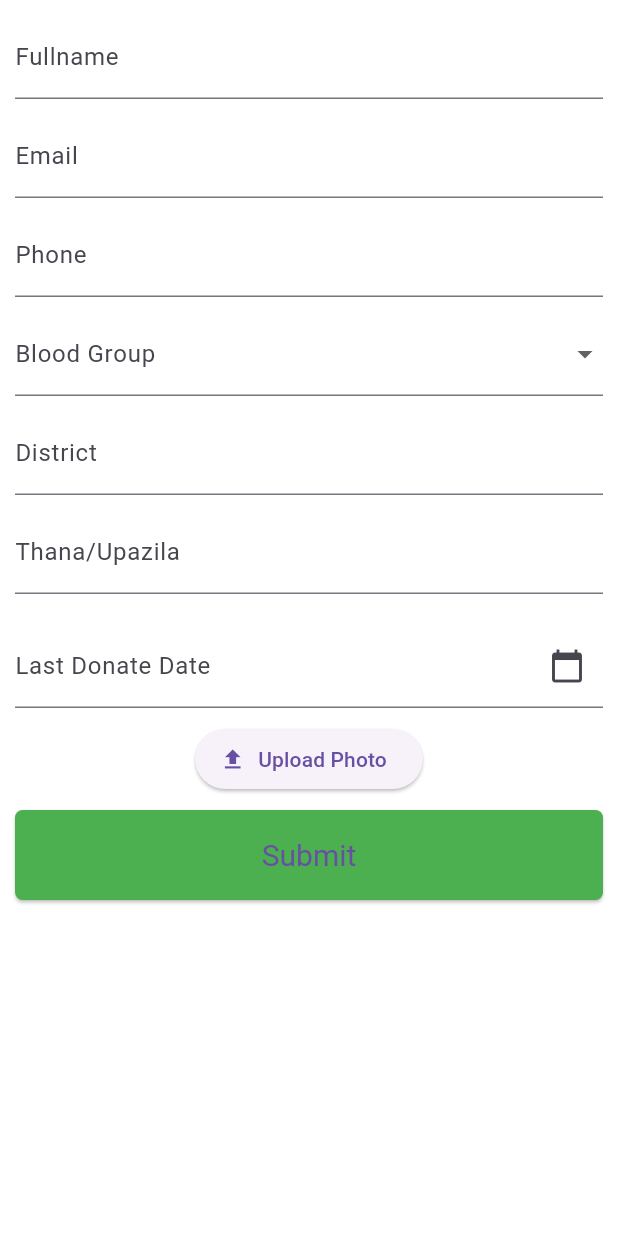
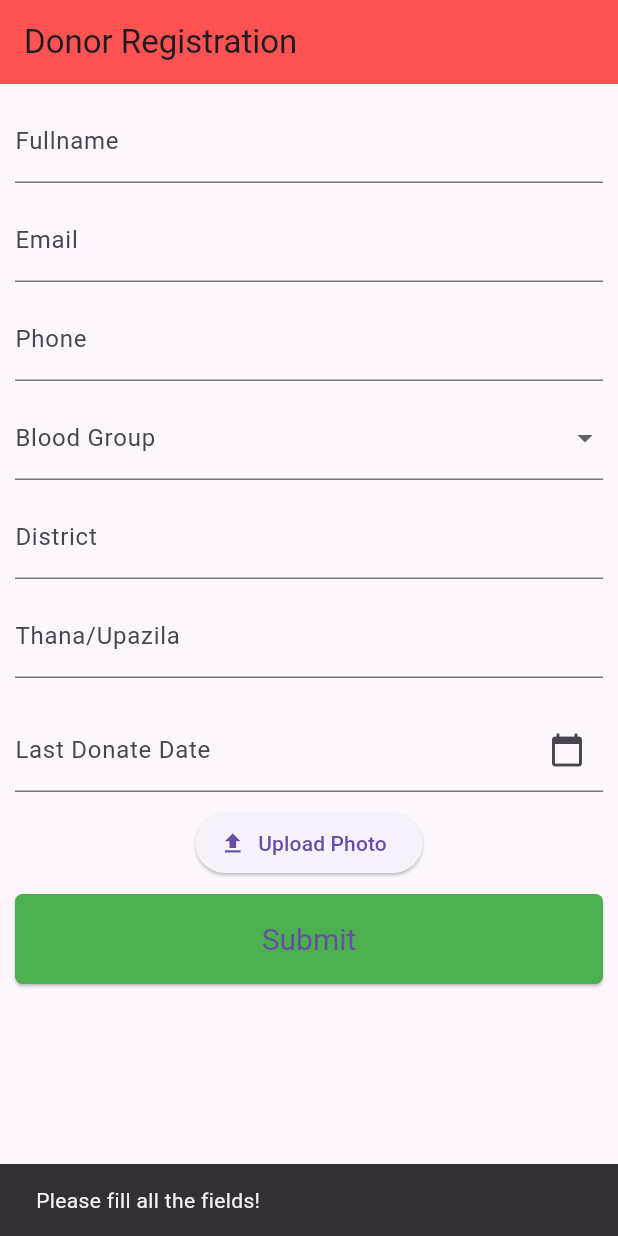
Before and after one commit to saifthpb/blood_sea, a Flutter app: the DonorRegistrationScreen screen opened by its route, after a tap on "Submit", on a phone screen of 412 x 824 dp. Run offline on Flutter 3.47's test engine with Material 3 defaults, Android fonts, the phone set to English and light mode, and no system bars; our stand-ins replace cloud_firestore, connectivity_plus, equatable, firebase_auth, firebase_core, firebase_messaging and 6 more; missing offline and left inert: dart:html; accounts and stored records are empty.

Commit message:
Fix donor registration Firestore collection and field errors
- Change from 'clients' to 'users' collection to match app architecture
- Fix field name from 'phone' to 'phoneNumber' to match UserModel
- Implement proper date parsing for dd/MM/yyyy format from date picker
- Add Scaffold wrapper for proper Material Design compliance
- Set userType to 'donor' and isDonor to true on registration
- Store lastDonationDate as proper Timestamp instead of string

```diff
--- a/lib/features/auth/donor_registration_screen.dart
+++ b/lib/features/auth/donor_registration_screen.dart
@@ -41,12 +41,12 @@ class _DonorRegistrationScreenState extends State<DonorRegistrationScreen> {
       final user = _auth.currentUser;
       if (user != null) {
         final userDoc =
-            await _firestore.collection('clients').doc(user.uid).get();
+            await _firestore.collection('users').doc(user.uid).get();
         if (userDoc.exists) {
           setState(() {
             _userName = userDoc['name'];
             _userEmail = userDoc['email'];
-            _userPhone = userDoc['phone'];
+            _userPhone = userDoc['phoneNumber']; // Note: field name is phoneNumber, not phone
           });
         } else {
           throw "User data does not exist in Firestore.";
@@ -105,20 +105,25 @@ class _DonorRegistrationScreenState extends State<DonorRegistrationScreen> {
           photoUrl = await _uploadImage(_selectedImage!);
         }
 
-        // Convert the 'lastDonateDate' from string to Timestamp - added these lines 26 december 24, but does not work
-        DateTime.parse(_lastDonateDateController.text.trim());
+        // Parse the date from dd/MM/yyyy format and convert to Timestamp
+        List<String> dateParts = _lastDonateDateController.text.trim().split('/');
+        DateTime lastDonateDate = DateTime(
+          int.parse(dateParts[2]), // year
+          int.parse(dateParts[1]), // month
+          int.parse(dateParts[0]), // day
+        );
 
-        //lastDonate Date
-
-        await _firestore.collection('clients').doc(user.uid).update({
+        await _firestore.collection('users').doc(user.uid).update({
           'name': _userName,
           'email': _userEmail,
-          'phone': _userPhone,
+          'phoneNumber': _userPhone,
           'bloodGroup': _selectedBloodGroup,
           'district': _districtController.text.trim(),
           'thana': _thanaController.text.trim(),
           'photoUrl': photoUrl,
-          //'lastDonateDate': lastDonateTimestamp, // Storing as Timestamp
+          'lastDonationDate': Timestamp.fromDate(lastDonateDate),
+          'userType': 'donor',
+          'isDonor': true,
           'registeredAt': FieldValue.serverTimestamp(),
         });
 
@@ -182,9 +187,14 @@ class _DonorRegistrationScreenState extends State<DonorRegistrationScreen> {
       shape: RoundedRectangleBorder(borderRadius: BorderRadius.circular(5)),
     );
 
-    return _userName == null || _userEmail == null || _userPhone == null
-        ? const Center(child: CircularProgressIndicator())
-        : SingleChildScrollView(
+    return Scaffold(
+      appBar: AppBar(
+        title: const Text('Donor Registration'),
+        backgroundColor: Colors.redAccent,
+      ),
+      body: _userName == null || _userEmail == null || _userPhone == null
+          ? const Center(child: CircularProgressIndicator())
+          : SingleChildScrollView(
             padding: const EdgeInsets.all(10.0),
             child: Column(
               children: [
@@ -272,6 +282,7 @@ class _DonorRegistrationScreenState extends State<DonorRegistrationScreen> {
                 ),
               ],
             ),
-          );
+          ),
+    );
   }
 }
```
